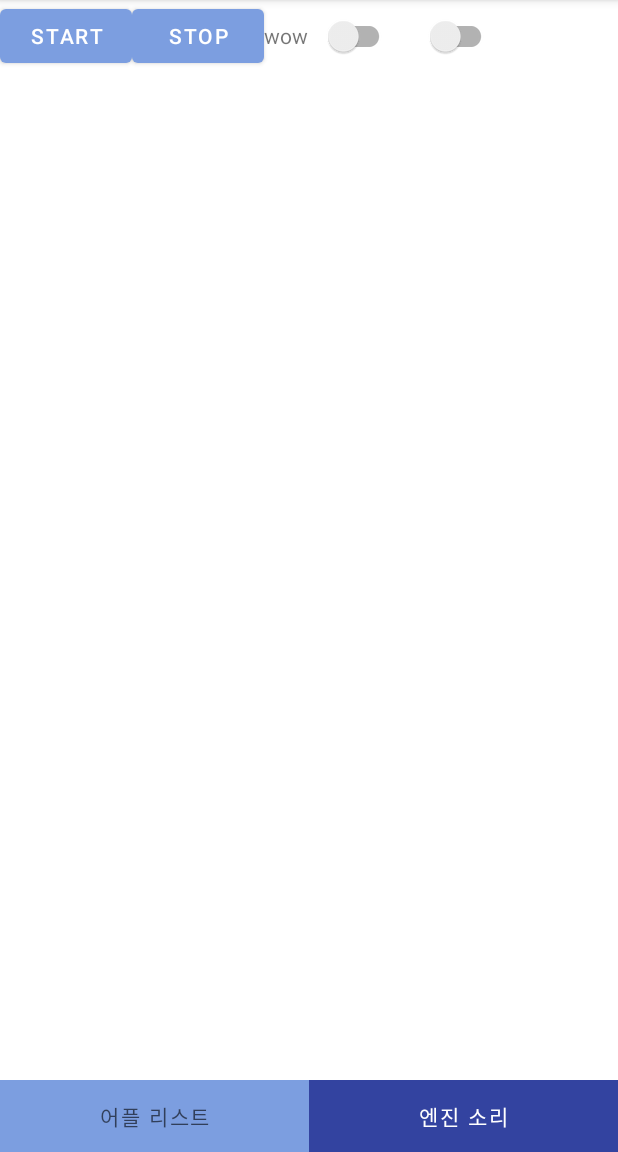
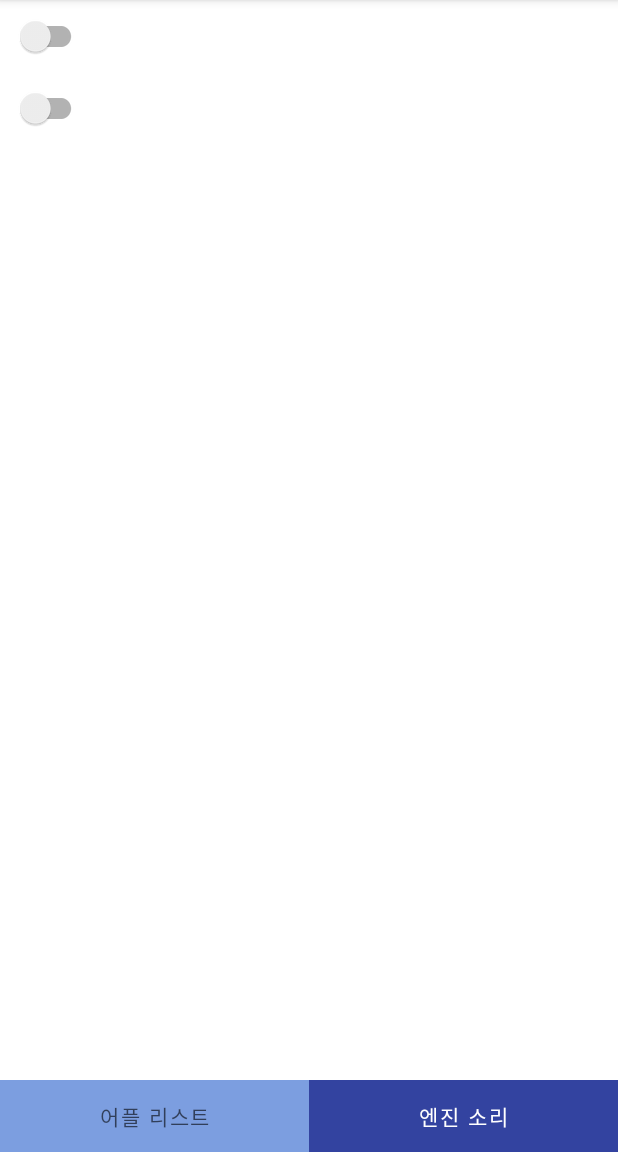
Before and after one commit to mad-camp-2020-winter/3rd-week, an Android app: the screen it shows after launch (MainActivity), item 2 of the bottom bar chosen, on a phone screen of 412 x 824 dp, the part 84-1236 px from its top. Run offline under Robolectric (Android 15) with nearby library versions, the phone set to English and light mode, and no system bars; libraries missing offline, so code that uses them is left out: com.kyleduo.switchbutton; plain views replace SwitchButton; 8 statements that could not run were skipped.

Commit message:
Cleaned up some codes

```diff
--- a/app/src/main/java/com/example/bongorghini/fragment/EngineSelectFragment.kt
+++ b/app/src/main/java/com/example/bongorghini/fragment/EngineSelectFragment.kt
@@ -116,20 +116,22 @@ class EngineSelectFragment : Fragment() {
             return viewOfLayout
         }
 
-        val locationLog = viewOfLayout.findViewById<TextView>(R.id.locationLog)
 
         // 디버깅용 ___________________________________________________________________
-        val gpsButton = viewOfLayout.findViewById<Button>(R.id.gpsButton)
-
-        gpsButton.setOnClickListener {
-            myService.startForeGroundService()
-        }
-
-        val stopButton = viewOfLayout.findViewById<Button>(R.id.stopButton)
-
-        stopButton.setOnClickListener{
-            myService.stopForegroundService()
-        }
+//
+//        val locationLog = viewOfLayout.findViewById<TextView>(R.id.locationLog)
+//
+//        val gpsButton = viewOfLayout.findViewById<Button>(R.id.gpsButton)
+//
+//        gpsButton.setOnClickListener {
+//            myService.startForeGroundService()
+//        }
+//
+//        val stopButton = viewOfLayout.findViewById<Button>(R.id.stopButton)
+//
+//        stopButton.setOnClickListener{
+//            myService.stopForegroundService()
+//        }
 
         // 실제사용 ___________________________________________________________________
         val rangeButton = viewOfLayout.findViewById<SwitchButton>(R.id.rangeButton)
--- a/app/src/main/java/com/example/bongorghini/service/GpsService.kt
+++ b/app/src/main/java/com/example/bongorghini/service/GpsService.kt
@@ -68,7 +68,7 @@ class GpsService(): Service(), LocationListener {
 
     var maxVolumeIndex: Int? = null
 
-    var volumeControlActive = true
+    var volumeControlActive = false
 
     inner class MyBinder: Binder() {
         fun getService(): GpsService = this@GpsService
@@ -78,7 +78,7 @@ class GpsService(): Service(), LocationListener {
         powerConnectionReceiver =
             PowerConnectionReceiver(object : BatteryResultCallback {
                 override fun callDelegate(isCharging: Boolean) {
-                    Toast.makeText(myContext, if (isCharging) "충전중" else "Cable 연결안됨", Toast.LENGTH_SHORT).show()
+//                    Toast.makeText(myContext, if (isCharging) "충전중" else "Cable 연결안됨", Toast.LENGTH_SHORT).show()
                 }
             })
     }
@@ -143,8 +143,8 @@ class GpsService(): Service(), LocationListener {
 
                 if (location_curr != null) {
                     val speed_mps = location_curr.speed.toDouble()
-                    speed_kph = mps_to_kph(speed_mps)
-//                    speed_kph = debugVelocity[temp]
+//                    speed_kph = mps_to_kph(speed_mps)
+                    speed_kph = debugVelocity[temp]
 
                     val status = getSpeedStatus(speed_kph_temp, speed_kph!!)
                     setSound(status)
--- a/app/src/main/java/com/example/bongorghini/utils/GpsTracker.kt
+++ b/app/src/main/java/com/example/bongorghini/utils/GpsTracker.kt
@@ -110,7 +110,7 @@ class GpsTracker(private val mContext: Context) : Service(), LocationListener {
     }
 
     override fun onLocationChanged(location: Location) {
-        Toast.makeText(mContext, "Lat: ${latitude}, Lng: ${longitude}", Toast.LENGTH_SHORT).show()
+//        Toast.makeText(mContext, "Lat: ${latitude}, Lng: ${longitude}", Toast.LENGTH_SHORT).show()
         Log.d("GPStracker", "location changed!")
     }
 
--- a/app/src/main/java/com/example/bongorghini/utils/GpsTracker2.kt
+++ /dev/null
@@ -1,4 +0,0 @@
-package com.example.bongorghini.utils
-
-class GpsTracker2  {
-}
--- a/app/src/main/res/layout/fragment_engine_select.xml
+++ b/app/src/main/res/layout/fragment_engine_select.xml
@@ -8,26 +8,8 @@
 
     <LinearLayout
         android:layout_width="match_parent"
-        android:layout_height="match_parent">
-
-        <Button
-            android:id="@+id/gpsButton"
-            android:layout_width="wrap_content"
-            android:layout_height="wrap_content"
-            android:text="start" />
-
-        <Button
-            android:layout_width="wrap_content"
-            android:layout_height="wrap_content"
-            android:id="@+id/stopButton"
-            android:text="stop"/>
-
-        <TextView
-            android:layout_width="wrap_content"
-            android:layout_height="wrap_content"
-            android:text="wow"
-            android:id="@+id/locationLog"
-            />
+        android:layout_height="match_parent"
+        android:orientation="vertical">
 
         <com.kyleduo.switchbutton.SwitchButton
             android:id="@+id/rangeButton"
```
